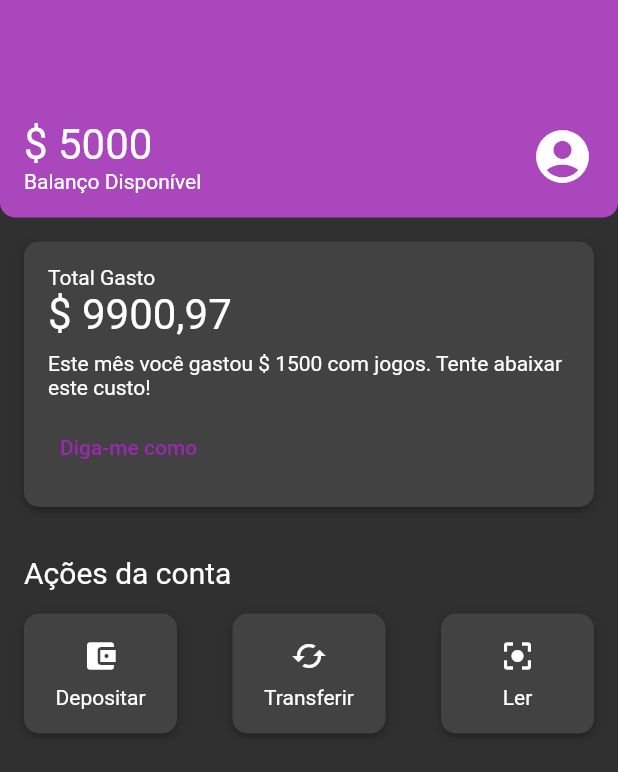
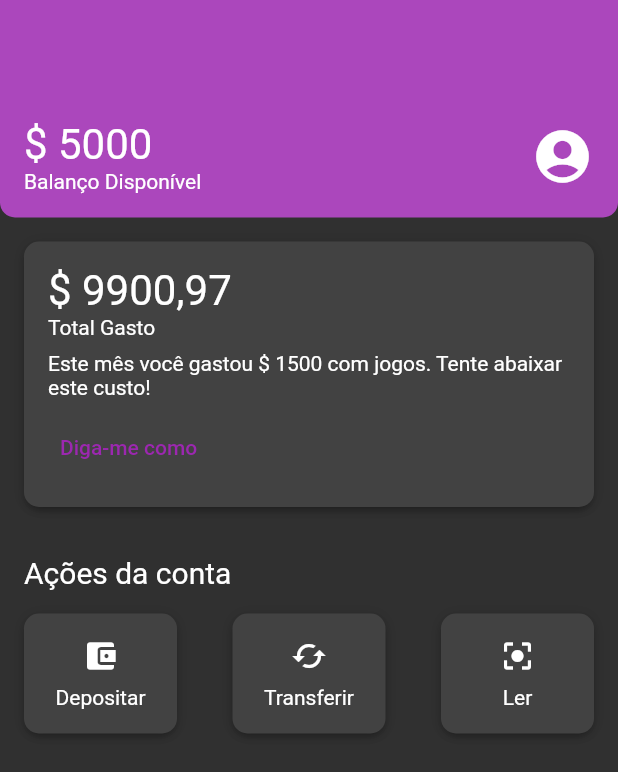
Before and after one commit to isabelaomaciel/codinbank, a Flutter app: the screen it shows after launch, on a phone screen of 412 x 824 dp. Shown: the top 772 px of the screen. Run offline on Flutter 3.47's test engine with Material 2 defaults, Android fonts, the phone set to English and light mode, and no system bars.

Commit message:
test: new branch

```diff
--- a/lib/components/sections/account_actions.dart
+++ b/lib/components/sections/account_actions.dart
@@ -11,8 +11,8 @@ class AccountActions extends StatelessWidget {
       child: Column(
         crossAxisAlignment: CrossAxisAlignment.start,
         children: [
-          Padding(
-            padding: const EdgeInsets.only(top: 16.0, bottom: 16.0),
+          const Padding(
+            padding: EdgeInsets.only(top: 16.0, bottom: 16.0),
             child: Text(
               'Ações da conta',
               style: TextStyle(fontSize: 20),
@@ -20,7 +20,7 @@ class AccountActions extends StatelessWidget {
           ),
           Row(
             mainAxisAlignment: MainAxisAlignment.spaceBetween,
-            children: [
+            children: const [
               BoxCard(
                   content: _AccountActionsContent(
                 icon: Icon(Icons.account_balance_wallet),
@@ -56,7 +56,7 @@ class _AccountActionsContent extends StatelessWidget {
 
   @override
   Widget build(BuildContext context) {
-    return Container(
+    return SizedBox(
       width: 70,
       child: Column(
         children: [
--- a/lib/components/sections/header.dart
+++ b/lib/components/sections/header.dart
@@ -8,7 +8,7 @@ class Header extends StatelessWidget {
     return Container(
       decoration: BoxDecoration(
         color: Colors.purple[400],
-        borderRadius: BorderRadius.vertical(
+        borderRadius: const BorderRadius.vertical(
             bottom: Radius.circular(10)
         ),
       ),
@@ -19,12 +19,12 @@ class Header extends StatelessWidget {
           children: [
             Column(
               crossAxisAlignment: CrossAxisAlignment.start,
-              children: [
+              children: const [
                 Text('\$ 5000', style: TextStyle(fontSize: 28)),
                 Text('Balanço Disponível'),
               ],
             ),
-            Icon(
+            const Icon(
               Icons.account_circle,
               size: 42,
             ),
--- a/lib/components/sections/recent_activity.dart
+++ b/lib/components/sections/recent_activity.dart
@@ -6,8 +6,8 @@ class RecentActivity extends StatelessWidget {
 
   @override
   Widget build(BuildContext context) {
-    return Padding(
-      padding: const EdgeInsets.all(16.0),
+    return const Padding(
+      padding: EdgeInsets.all(16.0),
       child: BoxCard(content: _RecentActivityContent()),
     );
   }
@@ -21,19 +21,20 @@ class _RecentActivityContent extends StatelessWidget {
     return Column(
       crossAxisAlignment: CrossAxisAlignment.start,
       children: [
-        Text('Total Gasto'),
-        Text(
+        const Text(
           '\$ 9900,97',
           style: TextStyle(fontSize: 28),
         ),
-        Padding(
-          padding: const EdgeInsets.only(top: 8.0, bottom: 8.0),
+        const Text('Total Gasto'),
+
+        const Padding(
+          padding: EdgeInsets.only(top: 8.0, bottom: 8.0),
           child: Text(
               'Este mês você gastou \$ 1500 com jogos. Tente abaixar este custo!'),
         ),
         TextButton(
           onPressed: () {},
-          child: Text('Diga-me como'),
+          child: const Text('Diga-me como'),
         ),
       ],
     );
--- a/lib/main.dart
+++ b/lib/main.dart
@@ -12,7 +12,7 @@ class Codinbank extends StatelessWidget {
   Widget build(BuildContext context) {
     return MaterialApp(
       title: 'Codinbank',
-      home: Home(),
+      home: const Home(),
       theme:
           ThemeData(primarySwatch: Colors.purple, brightness: Brightness.dark),
     );
--- a/lib/screens/home.dart
+++ b/lib/screens/home.dart
@@ -2,7 +2,6 @@ import 'package:codinbank/components/sections/account_actions.dart';
 import 'package:codinbank/components/sections/header.dart';
 import 'package:codinbank/components/sections/recent_activity.dart';
 import 'package:flutter/material.dart';
-import '../components/box_card.dart';
 
 class Home extends StatelessWidget {
   const Home({Key? key}) : super(key: key);
@@ -11,7 +10,7 @@ class Home extends StatelessWidget {
   Widget build(BuildContext context) {
     return Scaffold(
       body: Column(
-        children: [
+        children: const [
           Header(),
          RecentActivity(),
           AccountActions(),
```
